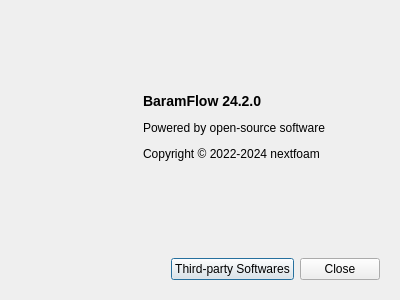
Above: baramFlow/view/main_window/menu/help/about_dialog.ui from nextfoam/baram before the change. Below: the same form after it.
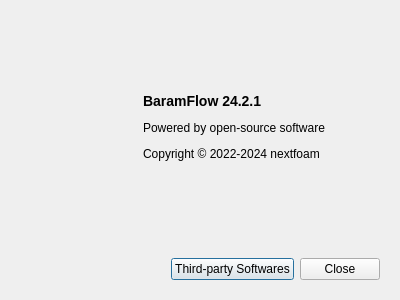
That is the form after the change.

The edit to the form file:
```diff
--- a/baramFlow/view/main_window/menu/help/about_dialog.ui
+++ b/baramFlow/view/main_window/menu/help/about_dialog.ui
@@ -90,7 +90,7 @@
          </sizepolicy>
         </property>
         <property name="text">
-         <string>&lt;p&gt;&lt;b&gt;&lt;font size=&quot;4&quot;&gt;BaramFlow 24.2.0&lt;/font&gt;&lt;/b&gt;&lt;/p&gt;
+         <string>&lt;p&gt;&lt;b&gt;&lt;font size=&quot;4&quot;&gt;BaramFlow 24.2.1&lt;/font&gt;&lt;/b&gt;&lt;/p&gt;
 
 &lt;p&gt;Powered by open-source software&lt;/p&gt;
 
```
